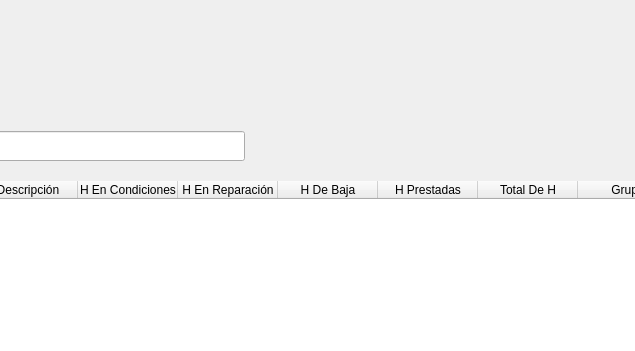
Before: the Qt Designer form blustock/ui/screens_uis/stock.ui in MaxAPBusiness/Blustock, drawn with Qt 5; both pictures show x 163 to 798 and y 0 to 351 of the 1248 by 777 pixel window.
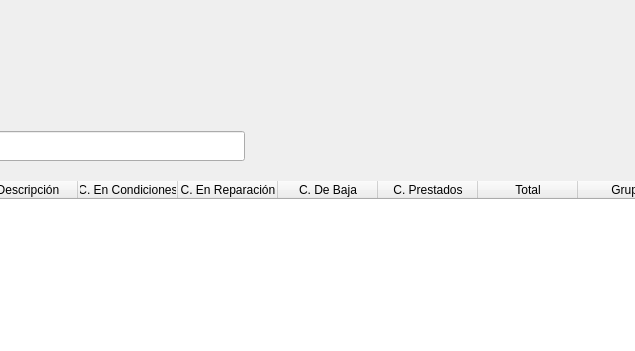
After: the same form once the commit is applied. Icons and pictures are not drawn.

```diff
--- a/blustock/ui/screens_uis/stock.ui
+++ b/blustock/ui/screens_uis/stock.ui
@@ -211,27 +211,27 @@
        </column>
        <column>
         <property name="text">
-         <string>H En Condiciones</string>
+         <string>C. En Condiciones</string>
         </property>
        </column>
        <column>
         <property name="text">
-         <string>H En Reparación</string>
+         <string>C. En Reparación</string>
         </property>
        </column>
        <column>
         <property name="text">
-         <string>H De Baja</string>
+         <string>C. De Baja</string>
         </property>
        </column>
        <column>
         <property name="text">
-         <string>H Prestadas</string>
+         <string>C. Prestados</string>
         </property>
        </column>
        <column>
         <property name="text">
-         <string>Total De H</string>
+         <string>Total</string>
         </property>
        </column>
        <column>
```
